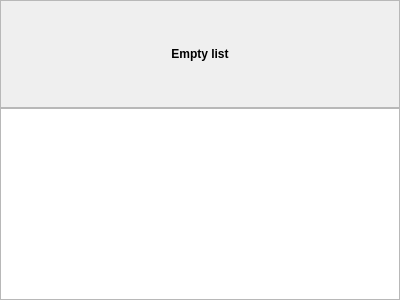
davy7125/polyphone, file sources/mainwindow/widgetshowhistory.ui: the form before one commit.
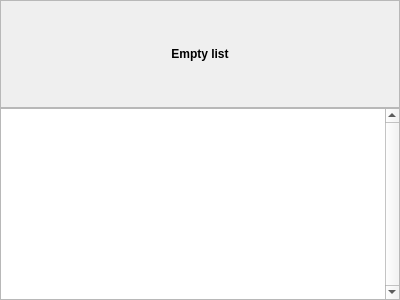
The form after the commit.

Commit message: Elided text - home screen

What changed in the file:
```diff
--- a/sources/mainwindow/widgetshowhistory.ui
+++ b/sources/mainwindow/widgetshowhistory.ui
@@ -31,6 +31,12 @@
    </property>
    <item row="1" column="0">
     <widget class="QListWidget" name="listWidget">
+     <property name="verticalScrollBarPolicy">
+      <enum>Qt::ScrollBarAlwaysOn</enum>
+     </property>
+     <property name="horizontalScrollBarPolicy">
+      <enum>Qt::ScrollBarAlwaysOff</enum>
+     </property>
      <property name="verticalScrollMode">
       <enum>QAbstractItemView::ScrollPerPixel</enum>
      </property>
```
The commit also changes 7 other files.
